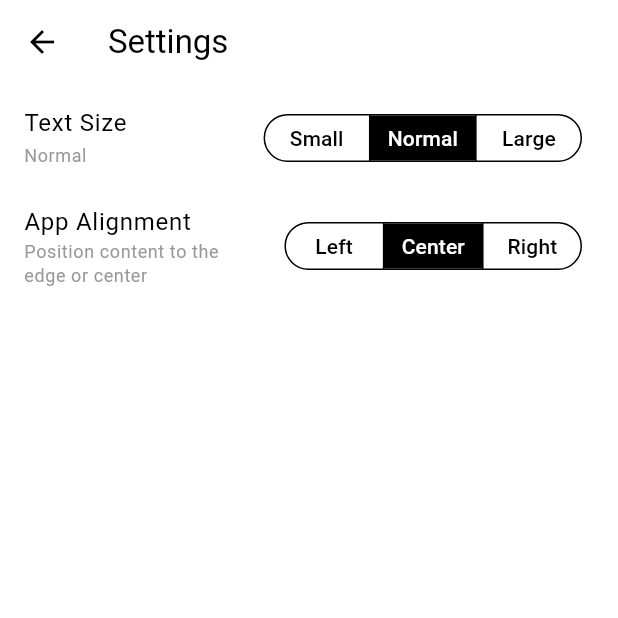
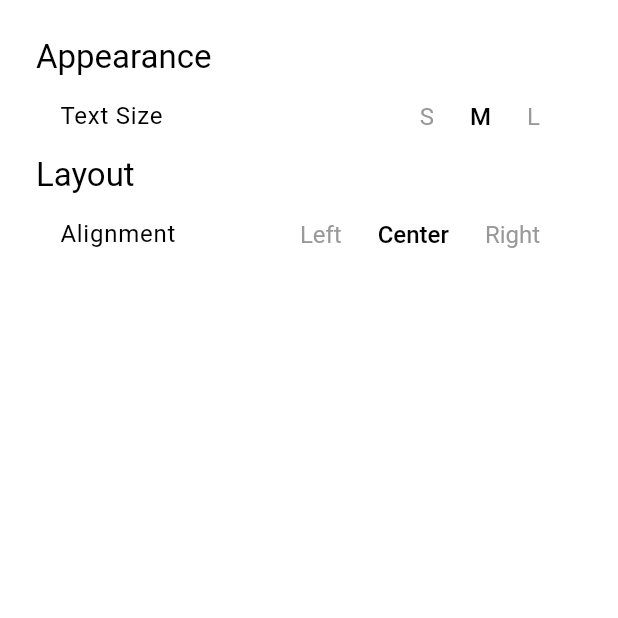
Before and after one commit to tarunvelagala/void_minimalist_launcher, a Flutter app: the SettingsPage screen opened directly, on a phone screen of 412 x 824 dp, the top half of it. Run offline on Flutter 3.47's test engine with Material 3 defaults, Android fonts, the phone set to English and light mode, and no system bars; our stand-ins replace shared_preferences; missing offline and left inert: android_intent_plus; accounts and stored records are empty.

Commit message:
refactor: reimplement settings UI with generic section, row, and choice toggle components, and introduce responsive padding.

```diff
--- a/lib/features/home/presentation/constants.dart
+++ b/lib/features/home/presentation/constants.dart
@@ -18,6 +18,12 @@ class Constants {
   // Layout Paddings
   static const double mobileHorizontalPadding = 24.0;
   static const double tabletHorizontalPadding = 64.0;
+
+  // Vertical Padding (Height control)
+  static const double mobileVerticalPadding = 24.0;
+  static const double tabletVerticalPadding =
+      64.0; // Extra breathing room for tablets
+
   static const double topMargin = 16.0;
   static const double bottomMargin = 40.0;
 
--- /dev/null
+++ b/lib/features/settings/presentation/constants.dart
@@ -0,0 +1,8 @@
+class Constants {
+  // Choice Toggle Spacing
+  static const double toggleHorizontalPadding = 12.0;
+  static const double toggleVerticalPadding = 8.0;
+
+  // Choice Toggle Animation
+  static const Duration toggleAnimationDuration = Duration(milliseconds: 200);
+}
--- a/lib/features/settings/presentation/pages/settings_page.dart
+++ b/lib/features/settings/presentation/pages/settings_page.dart
@@ -1,9 +1,11 @@
 import 'package:flutter/material.dart';
 import 'package:provider/provider.dart';
 import 'package:return_zero/core/config/providers/theme_settings_provider.dart';
+import 'package:return_zero/features/home/presentation/constants.dart'; // Reuse your home constants
 import 'package:return_zero/features/home/presentation/providers/home_settings_provider.dart';
-import 'package:return_zero/features/settings/presentation/widgets/app_alignment_setting.dart';
-import 'package:return_zero/features/settings/presentation/widgets/text_size_setting.dart';
+import 'package:return_zero/features/settings/presentation/widgets/common/choice_toggle.dart';
+import 'package:return_zero/features/settings/presentation/widgets/settings_row.dart';
+import 'package:return_zero/features/settings/presentation/widgets/settings_section.dart';
 
 class SettingsPage extends StatelessWidget {
   const SettingsPage({super.key});
@@ -11,27 +13,74 @@ class SettingsPage extends StatelessWidget {
   @override
   Widget build(BuildContext context) {
     return Scaffold(
-      appBar: AppBar(title: const Text('Settings')),
-      body: ListView(
+      body: LayoutBuilder(
+        builder: (context, constraints) {
+          // Determine responsive padding based on breakpoints
+          final bool isTablet =
+              constraints.maxWidth > Constants.tabletBreakpoint;
+          final double horizontalPadding = isTablet
+              ? Constants.tabletHorizontalPadding
+              : Constants.mobileHorizontalPadding;
+
+          final double verticalPadding = isTablet
+              ? Constants.tabletVerticalPadding
+              : Constants.mobileVerticalPadding;
+
+          return SafeArea(
+            child: ListView(
+              // Applying the calculated horizontal padding
+              padding: EdgeInsets.symmetric(
+                horizontal: horizontalPadding,
+                vertical: verticalPadding,
+              ),
               children: [
-          // Text Size Section
+                // Appearance Group
+                SettingSection(
+                  header: 'Appearance',
+                  children: [
                     Consumer<ThemeSettingsProvider>(
-            builder: (context, theme, _) => TextSizeSetting(
-              currentFactor: theme.textScaleFactor,
-              onSelectionChanged: theme.setTextScaleFactor,
+                      builder: (context, settings, _) => SettingRow(
+                        title: 'Text Size',
+                        action: ChoiceToggle<double>(
+                          selectedValue: settings.textScaleFactor,
+                          onSelected: settings.setTextScaleFactor,
+                          options: [
+                            ChoiceOption('S', 0.8),
+                            ChoiceOption('M', 1.0),
+                            ChoiceOption('L', 1.2),
+                          ],
                         ),
                       ),
+                    ),
+                  ],
+                ),
 
-          // Home Screen Alignment Section
+                // Layout Group
+                SettingSection(
+                  header: 'Layout',
+                  children: [
                     Consumer<HomeSettingsProvider>(
-            builder: (context, settings, child) {
-              return AppAlignmentSetting(
-                currentAlignment: settings.alignment,
-                onSelectionChanged: settings.setAlignment,
+                      builder: (context, settings, _) => SettingRow(
+                        title: 'Alignment',
+                        action: ChoiceToggle<CrossAxisAlignment>(
+                          selectedValue: settings.alignment,
+                          onSelected: settings.setAlignment,
+                          options: [
+                            ChoiceOption('Left', CrossAxisAlignment.start),
+                            ChoiceOption('Center', CrossAxisAlignment.center),
+                            ChoiceOption('Right', CrossAxisAlignment.end),
+                          ],
+                        ),
+                      ),
+                    ),
+                  ],
+                ),
+
+                const SizedBox(height: Constants.bottomMargin),
+              ],
+            ),
           );
         },
-          ),
-        ],
       ),
     );
   }
--- a/lib/features/settings/presentation/widgets/app_alignment_setting.dart
+++ /dev/null
@@ -1,46 +0,0 @@
-import 'package:flutter/material.dart';
-import 'package:flutter/services.dart';
-
-class AppAlignmentSetting extends StatelessWidget {
-  final CrossAxisAlignment currentAlignment;
-  final ValueChanged<CrossAxisAlignment> onSelectionChanged;
-
-  const AppAlignmentSetting({
-    super.key,
-    required this.currentAlignment,
-    required this.onSelectionChanged,
-  });
-
-  @override
-  Widget build(BuildContext context) {
-    return ListTile(
-      title: const Text('App Alignment'),
-      subtitle: Text(
-        'Position content to the edge or center',
-        style: Theme.of(context).textTheme.bodySmall,
-      ),
-      trailing: SegmentedButton<CrossAxisAlignment>(
-        showSelectedIcon: false,
-        segments: const [
-          ButtonSegment(value: CrossAxisAlignment.start, label: Text('Left')),
-          ButtonSegment(
-            value: CrossAxisAlignment.center,
-            label: Text('Center'),
-          ),
-          ButtonSegment(value: CrossAxisAlignment.end, label: Text('Right')),
-        ],
-        selected: {currentAlignment},
-        onSelectionChanged: (Set<CrossAxisAlignment> newSelection) {
-          // Haptic feedback provides a tactile feel to the alignment shift
-          HapticFeedback.lightImpact();
-          onSelectionChanged(newSelection.first);
-        },
-        style: SegmentedButton.styleFrom(
-          visualDensity: VisualDensity.compact,
-          tapTargetSize: MaterialTapTargetSize.shrinkWrap,
-          padding: const EdgeInsets.symmetric(horizontal: 12),
-        ),
-      ),
-    );
-  }
-}
--- /dev/null
+++ b/lib/features/settings/presentation/widgets/common/choice_toggle.dart
@@ -0,0 +1,68 @@
+import 'package:flutter/material.dart';
+import 'package:flutter/services.dart';
+import 'package:return_zero/features/settings/presentation/constants.dart';
+
+class ChoiceOption<T> {
+  final String label;
+  final T value;
+
+  ChoiceOption(this.label, this.value);
+}
+
+class ChoiceToggle<T> extends StatelessWidget {
+  final T selectedValue;
+  final List<ChoiceOption<T>> options;
+  final ValueChanged<T> onSelected;
+
+  const ChoiceToggle({
+    super.key,
+    required this.selectedValue,
+    required this.options,
+    required this.onSelected,
+  });
+
+  @override
+  Widget build(BuildContext context) {
+    return Row(
+      mainAxisSize: MainAxisSize.min,
+      children: options.map((option) {
+        final isSelected = selectedValue == option.value;
+
+        return Row(
+          mainAxisSize: MainAxisSize.min,
+          children: [
+            GestureDetector(
+              onTap: () {
+                if (!isSelected) {
+                  HapticFeedback.selectionClick();
+                  onSelected(option.value);
+                }
+              },
+              child: AnimatedDefaultTextStyle(
+                duration: Constants.toggleAnimationDuration,
+                curve: Curves.easeInOut,
+                style: TextStyle(
+                  // Clean typography logic
+                  fontWeight: isSelected
+                      ? Theme.of(context).textTheme.titleMedium?.fontWeight
+                      : Theme.of(context).textTheme.bodySmall?.fontWeight,
+                  color: isSelected
+                      ? Theme.of(context).textTheme.titleMedium?.color
+                      : Theme.of(context).textTheme.bodySmall?.color,
+                  fontSize: Theme.of(context).textTheme.titleMedium?.fontSize,
+                ),
+                child: Padding(
+                  padding: const EdgeInsets.symmetric(
+                    horizontal: Constants.toggleHorizontalPadding,
+                    vertical: Constants.toggleVerticalPadding,
+                  ),
+                  child: Text(option.label),
+                ),
+              ),
+            ),
+          ],
+        );
+      }).toList(),
+    );
+  }
+}
--- /dev/null
+++ b/lib/features/settings/presentation/widgets/settings_row.dart
@@ -0,0 +1,25 @@
+import 'package:flutter/material.dart';
+
+class SettingRow extends StatelessWidget {
+  final String title;
+  final Widget action;
+
+  const SettingRow({super.key, required this.title, required this.action});
+
+  @override
+  Widget build(BuildContext context) {
+    return Padding(
+      padding: const EdgeInsets.symmetric(horizontal: 16, vertical: 8),
+      child: Row(
+        mainAxisAlignment: MainAxisAlignment.spaceBetween,
+        children: [
+          // The "Key" (Label)
+          Text(title, style: Theme.of(context).textTheme.bodyLarge),
+
+          // The "Widget" (ChoiceToggle)
+          action,
+        ],
+      ),
+    );
+  }
+}
--- /dev/null
+++ b/lib/features/settings/presentation/widgets/settings_section.dart
@@ -0,0 +1,23 @@
+import 'package:flutter/material.dart';
+
+class SettingSection extends StatelessWidget {
+  final String header;
+  final List<Widget> children;
+
+  const SettingSection({
+    super.key,
+    required this.header,
+    required this.children,
+  });
+
+  @override
+  Widget build(BuildContext context) {
+    return Column(
+      crossAxisAlignment: CrossAxisAlignment.start,
+      children: [
+        Text(header, style: Theme.of(context).textTheme.titleLarge),
+        ...children,
+      ],
+    );
+  }
+}
--- a/lib/features/settings/presentation/widgets/text_size_setting.dart
+++ /dev/null
@@ -1,50 +0,0 @@
-import 'package:flutter/material.dart';
-import 'package:flutter/services.dart';
-
-class TextSizeSetting extends StatelessWidget {
-  final double currentFactor;
-  final ValueChanged<double> onSelectionChanged;
-
-  const TextSizeSetting({
-    super.key,
-    required this.currentFactor,
-    required this.onSelectionChanged,
-  });
-
-  /// Helper to convert the double value into a human-readable string
-  String _getTextSizeLabel(double value) {
-    if (value <= 0.8) return 'Small';
-    if (value <= 1.0) return 'Normal';
-    if (value <= 1.2) return 'Large';
-    return 'Extra Large';
-  }
-
-  @override
-  Widget build(BuildContext context) {
-    return ListTile(
-      title: const Text('Text Size'),
-      subtitle: Text(
-        _getTextSizeLabel(currentFactor),
-        style: Theme.of(context).textTheme.bodySmall,
-      ),
-      trailing: SegmentedButton<double>(
-        showSelectedIcon: false,
-        segments: const [
-          ButtonSegment(value: 0.8, label: Text('Small')),
-          ButtonSegment(value: 1.0, label: Text('Normal')),
-          ButtonSegment(value: 1.2, label: Text('Large')),
-        ],
-        selected: {currentFactor},
-        onSelectionChanged: (Set<double> newSelection) {
-          // Provide tactile feedback for a premium launcher feel
-          HapticFeedback.lightImpact();
-          onSelectionChanged(newSelection.first);
-        },
-        style: SegmentedButton.styleFrom(
-          visualDensity: VisualDensity.compact,
-          tapTargetSize: MaterialTapTargetSize.shrinkWrap,
-        ),
-      ),
-    );
-  }
-}
```
Also changed, not shown: lib/features/settings/presentation/widgets/common/toggle.dart (added). Lines whose indentation alone changed are shown as unchanged.
